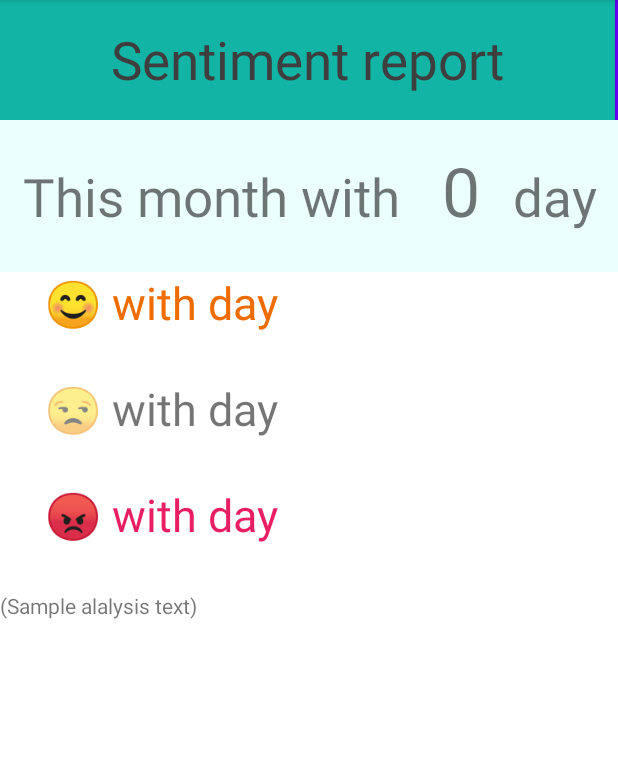
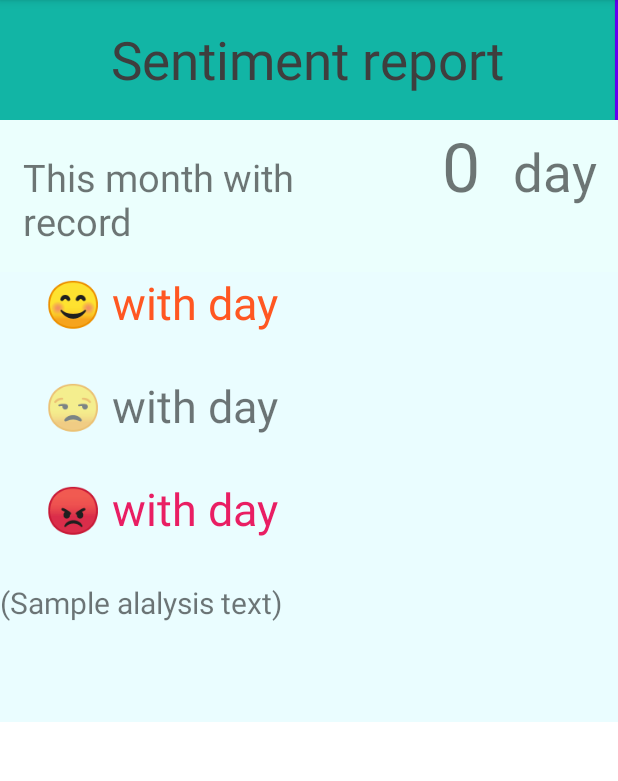
Before and after one commit to Noriiiko/Emotion-Management-App, an Android app: the AnalyzeRepo screen opened directly, with no data from a screen before it, on a phone screen of 412 x 824 dp, the part 84-865 px from its top. Run offline under Robolectric (Android 15) with nearby library versions, the phone set to English and light mode, and no system bars.

Commit message:
11.21 16：25 update

```diff
--- a/app/src/main/res/layout/activity_analyze_repo.xml
+++ b/app/src/main/res/layout/activity_analyze_repo.xml
@@ -29,7 +29,7 @@
             android:layout_width="match_parent"
             android:layout_height="match_parent"
             android:layout_weight="1"
-            android:background="#009688"
+            android:background="#FFFFFF"
             android:text="@string/repo_generation"
             android:textColor="#000000" />
 
@@ -52,7 +52,7 @@
             android:gravity="left|center_vertical"
             android:paddingLeft="15dp"
             android:text="@string/this_month_report"
-            android:textSize="35sp" />
+            android:textSize="25sp" />
 
         <TextView
             android:id="@+id/textView"
@@ -60,7 +60,7 @@
             android:layout_height="wrap_content"
             android:layout_weight="1"
             android:gravity="center|center_horizontal"
-            android:text="0"
+            android:text="@string/_0"
             android:textSize="45sp" />
 
         <TextView
@@ -75,6 +75,7 @@
     <LinearLayout
         android:layout_width="match_parent"
         android:layout_height="300dp"
+        android:background="#EAFDFF"
         android:orientation="vertical">
 
 
@@ -85,7 +86,7 @@
             android:layout_weight="20"
             android:paddingLeft="30dp"
             android:text="😊 with day"
-            android:textColor="#EF6C00"
+            android:textColor="#FF5722"
             android:textSize="30sp" />
 
         <TextView
@@ -112,17 +113,25 @@
             android:layout_width="match_parent"
             android:layout_height="wrap_content"
             android:layout_weight="20"
-            android:text="(Sample alalysis text)" />
+            android:text="@string/sample_alalysis_text"
+            android:textSize="20sp" />
 
     </LinearLayout>
 
     <LinearLayout
         android:layout_width="match_parent"
         android:layout_height="400dp"
-        android:background="@mipmap/linegraph_demo"
         android:orientation="horizontal">
 
 
+        <ImageView
+            android:id="@+id/imageView"
+            android:layout_width="0dp"
+            android:layout_height="match_parent"
+            android:layout_weight="1"
+            app:srcCompat="@mipmap/linegraph_demo"
+            tools:ignore="ImageContrastCheck"
+            android:contentDescription="@string/todo" />
     </LinearLayout>
 
     <LinearLayout
@@ -135,14 +144,16 @@
             android:layout_width="wrap_content"
             android:layout_height="match_parent"
             android:layout_weight="1"
-            android:text="Mood Calendar" />
+            android:text="@string/mood_calendar"
+            style="?android:attr/buttonBarButtonStyle" />
 
         <Button
             android:id="@+id/button2"
             android:layout_width="wrap_content"
             android:layout_height="match_parent"
             android:layout_weight="1"
-            android:text="Mood Analysis" />
+            android:text="@string/mood_analysis"
+            style="?android:attr/buttonBarButtonStyle" />
     </LinearLayout>
 
 
--- a/app/src/main/res/values/strings.xml
+++ b/app/src/main/res/values/strings.xml
@@ -2,7 +2,12 @@
     <string name="app_name">emomanager</string>
     <string name="repo_title">Sentiment report</string>
     <string name="repo_generation">download</string>
-    <string name="this_month_report">This month with</string>
+    <string name="this_month_report">This month with record</string>
     <string name="days">day</string>
+    <string name="_0">0</string>
+    <string name="mood_calendar">Mood Calendar</string>
+    <string name="todo">TODO</string>
+    <string name="mood_analysis">Mood Analysis</string>
+    <string name="sample_alalysis_text">(Sample alalysis text)</string>
 
 </resources>
```
